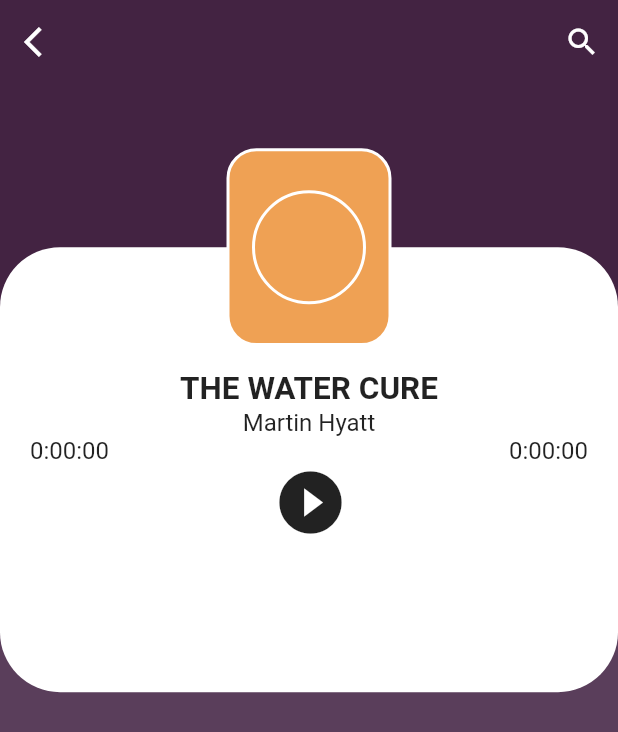
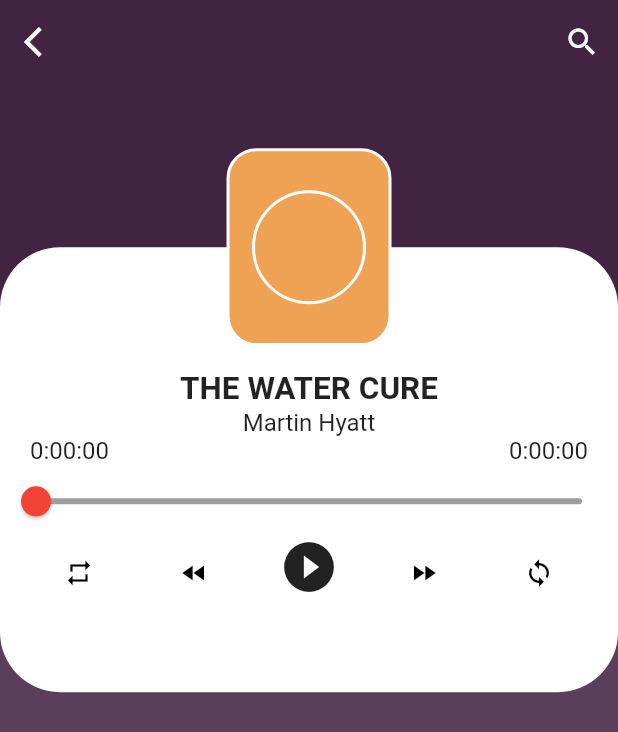
Before and after one commit to cubo142/Online_Music_Player, a Flutter app: the screen it shows after launch, on a phone screen of 412 x 824 dp. Shown: the top 732 px of the screen. Run offline on Flutter 3.47's test engine with Material 2 defaults, Android fonts, the phone set to English and light mode, and no system bars; our stand-ins replace audioplayers, fluttertoast.

Commit message:
xong chuc nang nghe nhac: play, pause, fastforward, backward, repeat - nut loop chuc co chuc nang

```diff
--- a/lib/audio_file.dart
+++ b/lib/audio_file.dart
@@ -1,6 +1,7 @@
 import 'package:audioplayers/audioplayers.dart';
 import 'package:flutter/cupertino.dart';
 import 'package:flutter/material.dart';
+import 'package:fluttertoast/fluttertoast.dart';
 
 class AudioFile extends StatefulWidget {
   final AudioPlayer? advancedPlayer;
@@ -14,14 +15,20 @@ class AudioFile extends StatefulWidget {
 class _AudioFileState extends State<AudioFile> {
   //Track track thời lượng audio
   Duration _duration = new Duration();
+
   //Track audio đã play tới đâu
   Duration _position = new Duration();
 
   final String path = 'https://tainhacmienphi.biz/get/song/api/8708';
+
   //trạng thái các nút trên audio player
+  double playBackRate = 1.0;
   bool isPlaying = false;
   bool isPaused = false;
   bool isLoop = false;
+  bool isRepeat = false;
+  Color color = Colors.black;
+
   List<IconData> _icons = [
     Icons.play_circle_fill,
     Icons.pause_circle_filled,
@@ -42,6 +49,17 @@ class _AudioFileState extends State<AudioFile> {
       });
     });
     this.widget.advancedPlayer?.setUrl(path);
+    this.widget.advancedPlayer?.onPlayerCompletion.listen((event) {
+      setState(() {
+        _position = Duration(seconds: 0);
+        if (isRepeat == true) {
+          isPlaying = true;
+        } else {
+          isPlaying = false;
+          isRepeat = false;
+        }
+      });
+    });
   }
 
   @override
@@ -54,11 +72,14 @@ class _AudioFileState extends State<AudioFile> {
           child: Row(
             mainAxisAlignment: MainAxisAlignment.spaceBetween,
             children: [
-              Text(_position.toString().split(".")[0], style: TextStyle(fontSize: 16)),
-              Text(_duration.toString().split(".")[0], style: TextStyle(fontSize: 16)),
+              Text(_position.toString().split(".")[0],
+                  style: TextStyle(fontSize: 16)),
+              Text(_duration.toString().split(".")[0],
+                  style: TextStyle(fontSize: 16)),
             ],
           ),
         ),
+        slider(),
         loadAsset(),
       ],
     ));
@@ -67,7 +88,12 @@ class _AudioFileState extends State<AudioFile> {
   Widget btnStart() {
     return IconButton(
       padding: const EdgeInsets.only(bottom: 10),
-      icon: isPlaying == false ? Icon(_icons[0],size:50) : Icon(_icons[1],size: 50,),
+      icon: isPlaying == false
+          ? Icon(_icons[0], size: 40)
+          : Icon(
+              _icons[1],
+              size: 40,
+            ),
       onPressed: () {
         if (isPlaying == false) {
           this.widget.advancedPlayer?.play(path);
@@ -90,9 +116,116 @@ class _AudioFileState extends State<AudioFile> {
         crossAxisAlignment: CrossAxisAlignment.center,
         mainAxisAlignment: MainAxisAlignment.spaceEvenly,
         children: [
+          btnRepeat(),
+          btnSlow(),
           btnStart(),
+          btnFast(),
+          btnLoop(),
         ],
       ),
     );
   }
+
+  Widget slider() {
+    return Slider(
+        activeColor: Colors.red,
+        inactiveColor: Colors.grey,
+        value: _position.inSeconds.toDouble(),
+        min: 0.0,
+        max: _duration.inSeconds.toDouble(),
+        onChanged: (double value) {
+          setState(() {
+            changeToSecond(value.toInt());
+            value = value;
+          });
+        });
+  }
+
+  //Hàm tương tác với slider
+  void changeToSecond(int second) {
+    //giá trị value được truyền vào hàm sẽ lưu vào second
+    Duration newDuration = Duration(seconds: second);
+    this.widget.advancedPlayer?.seek(newDuration);
+    //Cách hoạt động:
+    //1. truyền value vào second dc định nghĩa của hàm khởi tạo
+    //2. Khai báo 1 constructor Duration nhận vào second
+    //3.sử dụng seek để lấy value Duration (aka slider)
+  }
+
+  Widget btnFast() {
+    return IconButton(
+      icon: Icon(Icons.fast_forward, size: 20),
+      color: Colors.black,
+      onPressed: () {
+        if (playBackRate > 0.25 && playBackRate < 2.5) {
+          playBackRate += 0.25;
+          this.widget.advancedPlayer?.setPlaybackRate(playBackRate);
+          showPlayBackRate();
+        } else if (playBackRate == 0.25) {
+          playBackRate += 0.25;
+          this.widget.advancedPlayer?.setPlaybackRate(playBackRate);
+          showPlayBackRate();
+        }
+      },
+    );
+  }
+
+  Widget btnSlow() {
+    return Transform.scale(
+        scaleX: -1,
+        child: IconButton(
+          icon: Icon(Icons.fast_forward, size: 20),
+          color: Colors.black,
+          onPressed: () {
+            if (playBackRate > 0.25 && playBackRate <= 2.5) {
+              playBackRate -= 0.25;
+              this.widget.advancedPlayer?.setPlaybackRate(playBackRate);
+              showPlayBackRate();
+            } else if (playBackRate == 2.5) {
+              playBackRate -= 0.25;
+              this.widget.advancedPlayer?.setPlaybackRate(playBackRate);
+              showPlayBackRate();
+            }
+          },
+        ));
+  }
+
+  Widget btnLoop() {
+    return IconButton(
+      icon: Icon(Icons.loop, size: 20),
+      color: Colors.black,
+      onPressed: () {},
+    );
+  }
+
+  Widget btnRepeat() {
+    return IconButton(
+      icon: Icon(Icons.repeat, size: 20),
+      color: color,
+      onPressed: () {
+        if (isRepeat == false) {
+          this.widget.advancedPlayer?.setReleaseMode(ReleaseMode.LOOP);
+          setState(() {
+            isRepeat = true;
+            color = Colors.blue;
+          });
+        } else if (isRepeat == true) {
+          this.widget.advancedPlayer?.setReleaseMode(ReleaseMode.RELEASE);
+          setState(() {
+            isRepeat = false;
+            color = Colors.black;
+          });
+        }
+      },
+    );
+  }
+
+  void showPlayBackRate() {
+    Fluttertoast.showToast(
+        msg: "Music speed: ${playBackRate.toString()}",
+        toastLength: Toast.LENGTH_SHORT,
+        gravity: ToastGravity.BOTTOM,
+        timeInSecForIosWeb: 1,
+        fontSize: 16.0);
+  }
 }
--- a/pubspec.yaml
+++ b/pubspec.yaml
@@ -35,6 +35,7 @@ dependencies:
   # Use with the CupertinoIcons class for iOS style icons.
   cupertino_icons: ^1.0.2
   audioplayers: ^0.20.1
+  fluttertoast: ^8.0.9
 
 dev_dependencies:
   flutter_test:
```
Also changed, not shown: pubspec.lock.
